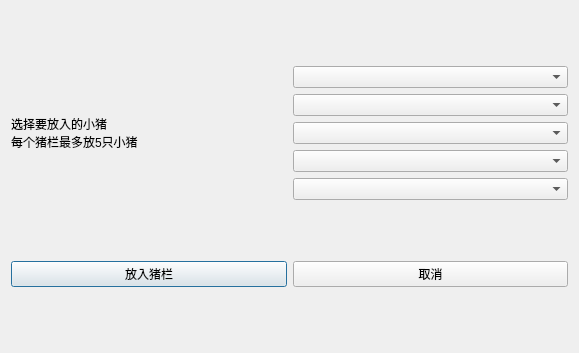
Before: the Qt Designer form pushtype.ui in Jujuezi/repository, drawn with Qt 5.
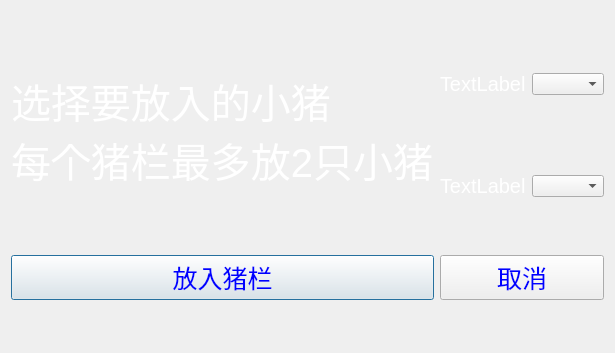
After: the same form once the commit is applied. Icons and pictures are not drawn.

What changed in the file:
```diff
--- a/pushtype.ui
+++ b/pushtype.ui
@@ -13,43 +13,118 @@
   <property name="windowTitle">
    <string>Dialog</string>
   </property>
+  <property name="styleSheet">
+   <string notr="true">#pushType{border-image: url(:/pig/pigPos.jpg);}
+</string>
+  </property>
   <layout class="QGridLayout" name="gridLayout">
-   <item row="0" column="0">
+   <item row="0" column="0" rowspan="2">
     <widget class="QLabel" name="lblType">
+     <property name="styleSheet">
+      <string notr="true">QLabel
+{
+color:white;
+font: 11pt &quot;方正舒体&quot;;
+font-size:40px
+}</string>
+     </property>
      <property name="text">
       <string>选择要放入的小猪
-每个猪栏最多放5只小猪</string>
+每个猪栏最多放2只小猪</string>
      </property>
     </widget>
    </item>
    <item row="0" column="1">
-    <layout class="QVBoxLayout" name="verticalLayout">
+    <layout class="QHBoxLayout" name="horizontalLayout">
      <item>
-      <widget class="QComboBox" name="comboBox"/>
+      <widget class="QLabel" name="lblpig1">
+       <property name="styleSheet">
+        <string notr="true">QLabel
+{
+color:white;
+font: 11pt &quot;方正舒体&quot;;
+font-size:20px
+}</string>
+       </property>
+       <property name="text">
+        <string>TextLabel</string>
+       </property>
+      </widget>
      </item>
      <item>
-      <widget class="QComboBox" name="comboBox_2"/>
-     </item>
-     <item>
-      <widget class="QComboBox" name="comboBox_3"/>
-     </item>
-     <item>
-      <widget class="QComboBox" name="comboBox_4"/>
-     </item>
-     <item>
-      <widget class="QComboBox" name="comboBox_5"/>
+      <widget class="QComboBox" name="comboBox">
+       <property name="enabled">
+        <bool>true</bool>
+       </property>
+       <property name="styleSheet">
+        <string notr="true">font: 11pt &quot;站酷小薇LOGO体&quot;;</string>
+       </property>
+       <property name="editable">
+        <bool>false</bool>
+       </property>
+      </widget>
      </item>
     </layout>
    </item>
-   <item row="1" column="0">
-    <widget class="QPushButton" name="pushButton">
-     <property name="text">
-      <string>放入猪栏</string>
-     </property>
-    </widget>
-   </item>
    <item row="1" column="1">
+    <layout class="QHBoxLayout" name="horizontalLayout_2">
+     <item>
+      <widget class="QLabel" name="lblpig2">
+       <property name="styleSheet">
+        <string notr="true">QLabel
+{
+color:white;
+font: 11pt &quot;方正舒体&quot;;
+font-size:20px
+}</string>
+       </property>
+       <property name="text">
+        <string>TextLabel</string>
+       </property>
+      </widget>
+     </item>
+     <item>
+      <widget class="QComboBox" name="comboBox_2">
+       <property name="styleSheet">
+        <string notr="true">font: 11pt &quot;站酷小薇LOGO体&quot;;</string>
+       </property>
+      </widget>
+     </item>
+    </layout>
+   </item>
+   <item row="2" column="0">
+    <widget class="QPushButton" name="btnPush">
+     <property name="styleSheet">
+      <string notr="true">QPushButton
+{
+color:blue;
+font: 11pt &quot;方正舒体&quot;;
+font-size:25px
+}
+QPushButton:hover {
+    background-color: #008cba;
+    color: white;
+}</string>
+     </property>
+     <property name="text">
+      <string>放入猪栏</string>
+     </property>
+    </widget>
+   </item>
+   <item row="2" column="1">
     <widget class="QPushButton" name="btnCancel">
+     <property name="styleSheet">
+      <string notr="true">QPushButton
+{
+color:blue;
+font: 11pt &quot;方正舒体&quot;;
+font-size:25px
+}
+QPushButton:hover {
+    background-color: #008cba;
+    color: white;
+}</string>
+     </property>
      <property name="text">
       <string>取消</string>
      </property>
```
